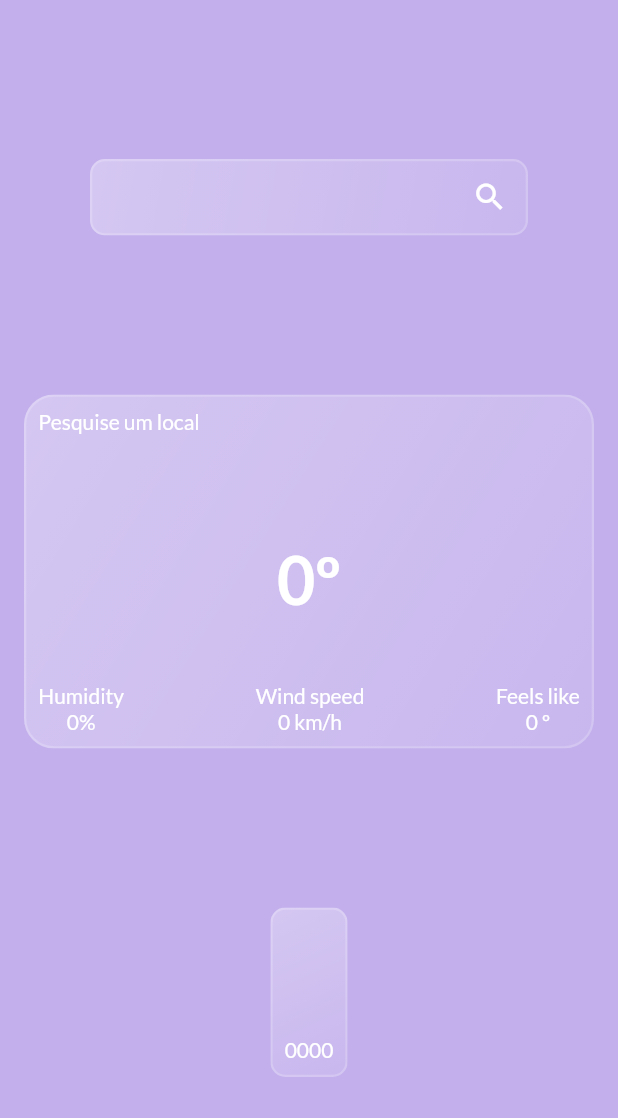
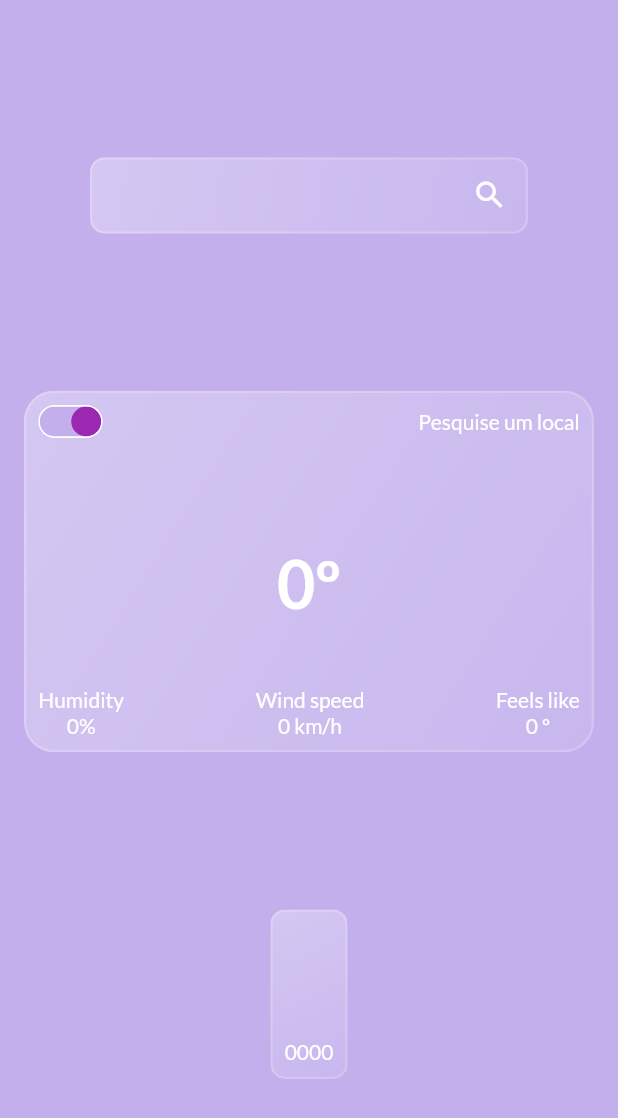
Before and after one commit to wilsleygermano/weather_app, a Flutter app: the HomePage screen opened by its route, on a phone screen of 412 x 824 dp. Shown: the top 1118 px of the screen. Run offline on Flutter 3.47's test engine with Material 2 defaults, Android fonts, the phone set to English and light mode, and no system bars; drawn by our look-alikes of toggle_switch; our stand-ins replace awesome_dialog, dio, firebase_auth, firebase_core, flutter_mobx, flutter_modular and 2 more; missing offline and left inert: cloud_firestore_web, firebase_auth_web, firebase_core_web; accounts and stored records are empty; generated files the repository leaves out were written again.

Commit message:
toggle working on both favorite page and home page

```diff
--- /dev/null
+++ b/lib/core/widgets/custom_toggle_temperature.dart
@@ -0,0 +1,52 @@
+import 'package:flutter/material.dart';
+import 'package:flutter_mobx/flutter_mobx.dart';
+import 'package:flutter_modular/flutter_modular.dart';
+import 'package:toggle_switch/toggle_switch.dart';
+import 'package:weather_app/features/favorite/presentation/controllers/favorite_page_controller.dart';
+
+class CustomToggleTemperature extends StatelessWidget {
+  final double minWidth;
+  final double minHeight;
+  const CustomToggleTemperature({Key? key,
+  required this.minWidth,
+  required this.minHeight,
+  }) : super(key: key);
+
+  @override
+  Widget build(BuildContext context) {
+    final _controller = Modular.get<FavoritePageController>();
+    return Observer(
+      builder: (context) {
+        return ToggleSwitch(
+          borderColor: const [
+            Colors.white,
+          ],
+          borderWidth: 1,
+          minWidth: minWidth,
+          minHeight: minHeight,
+          cornerRadius: 20.0,
+          activeBgColor: const [Colors.purple],
+          activeFgColor: Colors.white,
+          inactiveBgColor: const Color(0XFFC2AFEC),
+          inactiveFgColor: Colors.white,
+          initialLabelIndex: _controller.initialLabelIndex,
+          totalSwitches: 2,
+          labels: const ['ºC', 'ºF'],
+          radiusStyle: true,
+          onToggle: (index) async {
+            if (index == 0) {
+              _controller.changeTemperatureUnitToMetric();
+              await _controller.returnCityValues(_controller.city);
+              _controller.changeUnitSymbolToMetric();
+            }
+            if (index == 1) {
+              _controller.changeTemperatureUnitToImperial();
+              await _controller.returnCityValues(_controller.city);
+              _controller.changeUnitSymbolToImperial();
+            }
+          },
+        );
+      }
+    );
+  }
+}
--- a/lib/features/home/presentation/view/home_page.dart
+++ b/lib/features/home/presentation/view/home_page.dart
@@ -6,8 +6,6 @@ import 'package:weather_app/core/widgets/generic_text_field.dart';
 import 'package:weather_app/features/favorite/presentation/controllers/favorite_page_controller.dart';
 import 'package:weather_app/features/home/presentation/view/widgets/home_forecast_next_days_card.dart';
 import 'package:weather_app/features/home/presentation/view/widgets/home_main_card.dart';
-import 'package:intl/intl.dart';
-
 
 class HomePage extends StatefulWidget {
   const HomePage({
--- a/lib/features/home/presentation/view/widgets/home_main_card.dart
+++ b/lib/features/home/presentation/view/widgets/home_main_card.dart
@@ -1,4 +1,6 @@
 import 'package:flutter/material.dart';
+import 'package:flutter_mobx/flutter_mobx.dart';
+import 'package:weather_app/core/widgets/custom_toggle_temperature.dart';
 import 'package:weather_app/core/widgets/glassmorphism.dart';
 import 'package:weather_app/features/home/presentation/view/widgets/column_main_card.dart';
 
@@ -27,11 +29,12 @@ class HomeMainCard extends StatelessWidget {
               child: Column(
                 children: [
                   Row(
+                    mainAxisAlignment: MainAxisAlignment.spaceBetween,
                     children: [
-                  // Text(
-                  //   'toggle',
-                  //   style: Theme.of(context).textTheme.headline6,
-                  // ),
+                      const CustomToggleTemperature(
+                        minWidth: 20.0,
+                        minHeight: 20.0,
+                      ),
                       Text(
                         cityName,
                         style: Theme.of(context).textTheme.headline6,
@@ -77,7 +80,7 @@ class HomeMainCard extends StatelessWidget {
                     ],
                   )
                 ],
-          ),
+              )
         ),
         start: 0.3,
         end: 0.1,
```
Also changed, not shown: lib/app_module.dart (+10 -9 lines), lib/features/favorite/presentation/view/favorite_page.dart (+4 -30 lines), lib/features/favorite/presentation/controllers/favorite_page_controller.g.dart. Lines whose indentation alone changed are shown as unchanged.
